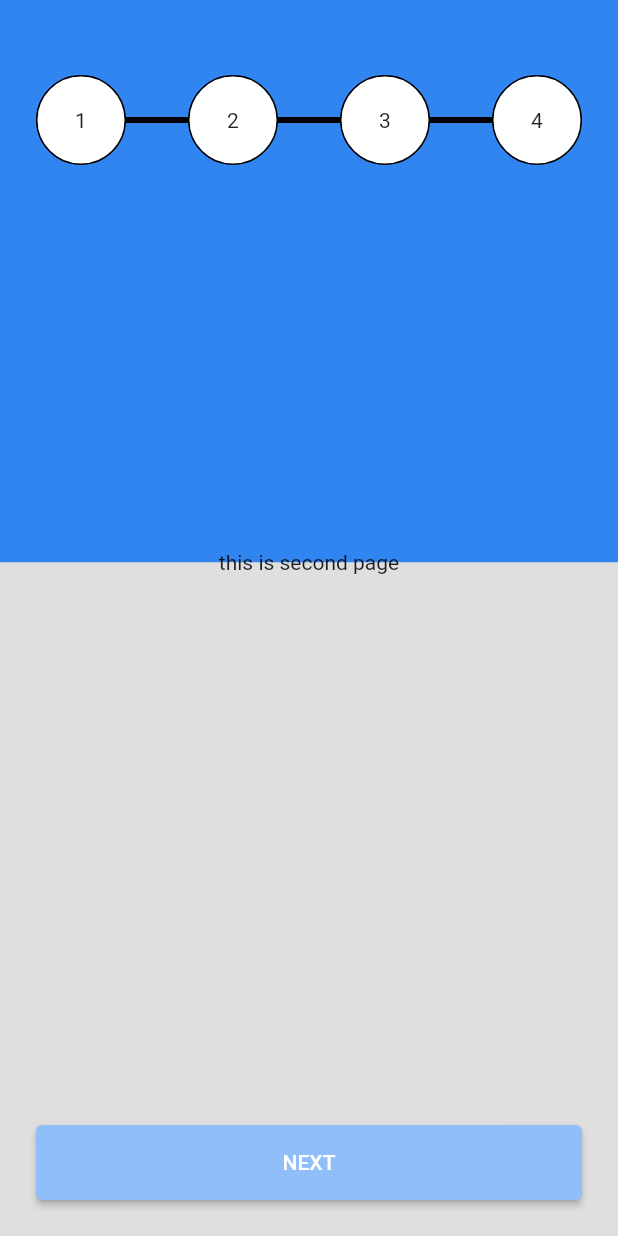
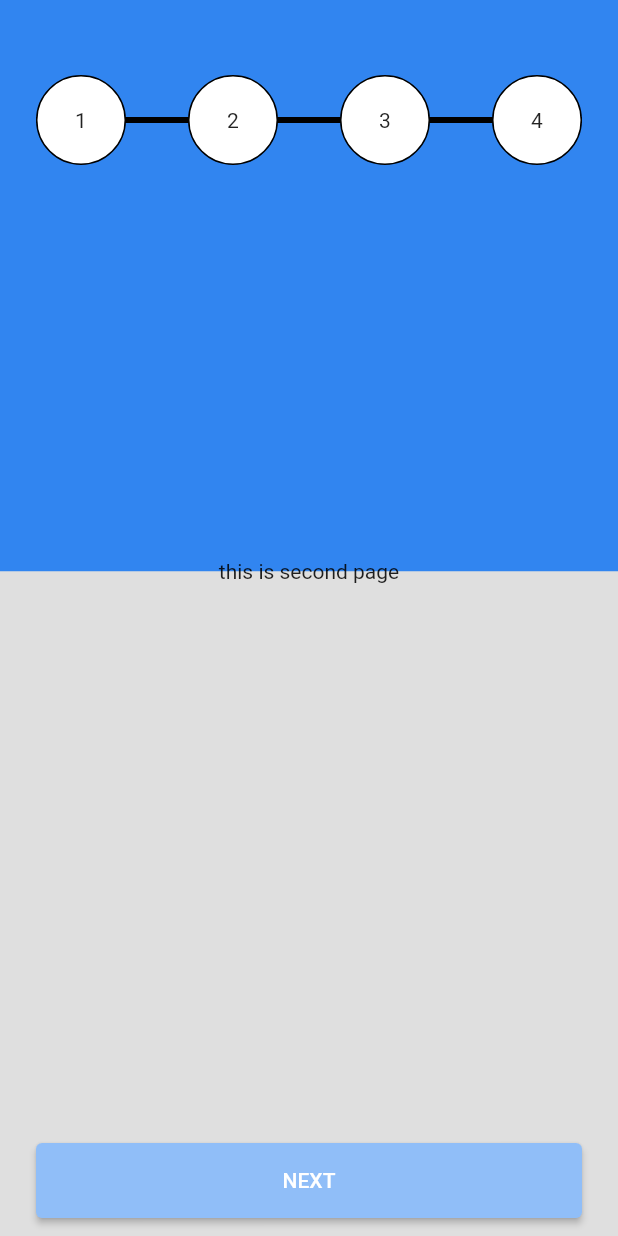
Before and after one commit to weneverknow/registration, a Flutter app: the screen it shows after launch, swiped to page 2, on a phone screen of 412 x 824 dp. Run offline on Flutter 3.47's test engine with Material 2 defaults, Android fonts, the phone set to English and light mode, and no system bars; statements that could not run were skipped.

Commit message:
change screen width get from ScreenSize class

```diff
--- a/lib/screen/widgets/custom_button.dart
+++ b/lib/screen/widgets/custom_button.dart
@@ -13,9 +13,11 @@ class CustomButton extends StatelessWidget {
   Widget build(BuildContext context) {
     return Container(
       height: 50,
-      width: width ?? MediaQuery.of(context).size.width,
+      width: width ?? ScreenSize.screenWidth(context),
       margin: EdgeInsets.only(
-          left: defaultPadding, right: defaultPadding, bottom: defaultPadding),
+          bottom: defaultPadding / 2,
+          left: defaultPadding,
+          right: defaultPadding),
       child: ElevatedButton(
           style: ElevatedButton.styleFrom(primary: color ?? Color(0xff90BEF8)),
           onPressed: onPress ?? () {},
```
